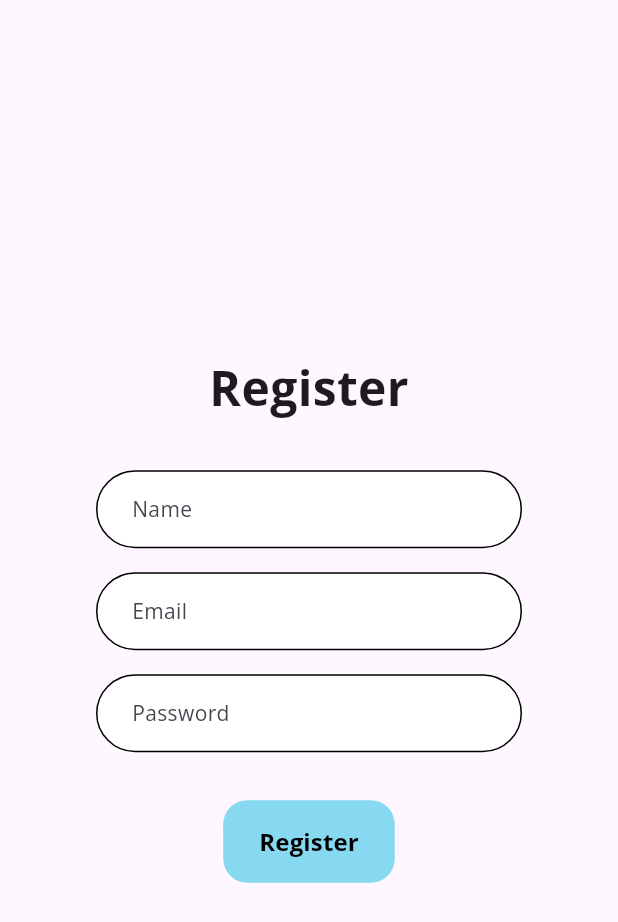
After one commit to ISIS3510-202520/Flutter, a Flutter app: the screen it shows after launch, after a tap on "Register", on a phone screen of 412 x 824 dp. The commit adds this screen. Shown: the top 922 px of the screen. Run offline on Flutter 3.47's test engine with Material 3 defaults, Android fonts, the phone set to English and light mode, and no system bars; our stand-ins replace cloud_firestore, firebase_auth, firebase_core, flutter_dotenv, google_fonts; accounts and stored records are empty; network calls fail.

Commit message:
Refactor authentication flow and UI components; implement user registration and login with email verification

```diff
--- a/lib/app.dart
+++ b/lib/app.dart
@@ -25,7 +25,6 @@ class App extends StatelessWidget {
         //
         // This works for code too, not just values: Most code changes can be
         // tested with just a hot reload.
-        colorScheme: ColorScheme.fromSeed(seedColor: Colors.deepPurple),
         textTheme: GoogleFonts.openSansTextTheme(), // Apply Google Fonts Sans-serif
       ),
       home: const AuthView(),
--- a/lib/models/user_entity.dart
+++ b/lib/models/user_entity.dart
@@ -2,13 +2,11 @@ class UserEntity {
   final String id;
   final String name;
   final String email;
-  final bool isActive;
 
   UserEntity({
     required this.id,
     required this.name,
     required this.email,
-    required this.isActive,
   });
 
   factory UserEntity.fromJson(Map<String, dynamic> json) {
@@ -16,7 +14,6 @@ class UserEntity {
       id: json['id'],
       name: json['name'],
       email: json['email'],
-      isActive: json['isActive'],
     );
   }
 
@@ -25,7 +22,6 @@ class UserEntity {
       'id': id,
       'name': name,
       'email': email,
-      'isActive': isActive,
     };
   }
 }
--- a/lib/mvvm/data/services/user_service.dart
+++ b/lib/mvvm/data/services/user_service.dart
@@ -1,13 +1,58 @@
+import 'package:firebase_auth/firebase_auth.dart';
+import 'package:cloud_firestore/cloud_firestore.dart';
+import '../../../models/user_entity.dart';
+class UserService {
+  final FirebaseAuth _auth = FirebaseAuth.instance;
 
-import 'package:here4u/models/user_entity.dart';
-import 'package:here4u/mvvm/data/repository/user_repository.dart';
+  Future<User?> signInWithEmail(String email, String password) async {
+    try {
+      UserCredential credential = await _auth.signInWithEmailAndPassword(
+        email: email,
+        password: password,
+      );
+      return credential.user;
+    } catch (e) {
+      print('Login error: $e');
+      return null;
+    }
+  }
 
-class UserService {
-  final UserRepository _repository = UserRepository();
+  Future<User?> registerWithEmail(String email, String password, String name) async {
+    try {
+      // Check if user already exists with this email in Firestore
+      final existing = await FirebaseFirestore.instance
+          .collection('users')
+          .where('email', isEqualTo: email)
+          .get();
+      if (existing.docs.isNotEmpty) {
+        print('User already exists with this email.');
+        return null;
+      }
 
-  Future<void> registerUser(UserEntity user) => _repository.createUser(user);
+      UserCredential credential = await _auth.createUserWithEmailAndPassword(
+        email: email,
+        password: password,
+      );
+      await credential.user?.updateDisplayName(name);
 
-  Future<UserEntity?> fetchUser(String id) => _repository.getUser(id);
+      // Create UserEntity and push to Firestore
+      final userEntity = UserEntity(
+        id: credential.user!.uid,
+        name: name,
+        email: email,
+      );
+      await FirebaseFirestore.instance
+          .collection('users')
+          .doc(credential.user!.uid)
+          .set(userEntity.toJson());
 
-  // Add more business logic as needed
+      // Send email verification
+      await credential.user?.sendEmailVerification();
+
+      return credential.user;
+    } catch (e) {
+      print('Register error: $e');
+      return null;
+    }
+  }
 }
--- a/lib/mvvm/ui/view/auth/auth_view.dart
+++ b/lib/mvvm/ui/view/auth/auth_view.dart
@@ -2,7 +2,6 @@ import 'package:flutter/material.dart';
 import 'package:firebase_auth/firebase_auth.dart';
 import 'package:here4u/home_page.dart';
 import 'package:here4u/mvvm/ui/view/auth/login_view.dart';
-
 class AuthView extends StatelessWidget {
   const AuthView({super.key});
 
@@ -15,10 +14,13 @@ class AuthView extends StatelessWidget {
           return const Center(child: CircularProgressIndicator());
         }
         if (snapshot.hasData) {
-          // Optionally check email verification
-          // if (!snapshot.data!.emailVerified) {
-          //   return const VerifyEmailPage();
-          // }
+          final user = snapshot.data!;
+          if (!user.emailVerified) {
+            // Logout and redirect
+            FirebaseAuth.instance.signOut();
+            return const LoginView();
+          }
+          // Show homepage if email is verified and user is logged in
           return const MyHomePage(title: 'Flutter Demo Home Page');
         }
         return const LoginView();
--- a/lib/mvvm/ui/view/auth/login_view.dart
+++ b/lib/mvvm/ui/view/auth/login_view.dart
@@ -1,6 +1,9 @@
 import 'package:flutter/material.dart';
-import '../../widgets/inputs/rounded_textbox.dart';
-import '../../widgets/buttons/rounded_button.dart';
+import 'package:here4u/mvvm/ui/view/auth/register_view.dart';
+import 'package:here4u/mvvm/ui/view_model/login_view_model.dart';
+import 'package:here4u/mvvm/ui/widgets/buttons/rounded_button.dart';
+import 'package:here4u/mvvm/ui/widgets/inputs/rounded_textbox.dart';
+import 'package:here4u/mvvm/ui/widgets/warnings/snack_warning.dart';
 
 class LoginView extends StatefulWidget {
 	const LoginView({super.key});
@@ -12,12 +15,15 @@ class LoginView extends StatefulWidget {
 class _LoginViewState extends State<LoginView> {
 	final TextEditingController _emailController = TextEditingController();
 	final TextEditingController _passwordController = TextEditingController();
+  final viewModel = LoginViewModel();
 
-	void _login() {
-		// TODO: Implement login logic using your controller
-		final email = _emailController.text;
-		final password = _passwordController.text;
-		// Call your controller's login method here
+  void _login() async {
+    final result = await viewModel.login(_emailController.text, _passwordController.text);
+    if (result != null && mounted) {
+      SnackWarning.show(context, result);
+      return; // Abort login
+    }
+    // Proceed to home
   }
 
 	@override
@@ -44,9 +50,25 @@ class _LoginViewState extends State<LoginView> {
 									obscureText: true,
 								),
 								const SizedBox(height: 32),
+
+                // Login Button
+								const SizedBox(height: 16),
 								RoundedButton(
 									text: 'Login',
 									onPressed: _login,
+								),
+
+                // Register Button
+                RoundedButton(
+									text: 'Register',
+									onPressed: () {
+										Navigator.push(
+											context,
+											MaterialPageRoute(builder: (context) => const RegisterView()),
+										);
+									},
+									color: Colors.grey[300]!,
+									textColor: Colors.black,
 								),
 							],
 						),
--- /dev/null
+++ b/lib/mvvm/ui/view/auth/register_view.dart
@@ -0,0 +1,68 @@
+import 'package:flutter/material.dart';
+import 'package:here4u/mvvm/data/services/user_service.dart';
+import 'package:here4u/mvvm/ui/widgets/buttons/rounded_button.dart';
+import 'package:here4u/mvvm/ui/widgets/inputs/rounded_textbox.dart';
+import 'package:here4u/mvvm/ui/widgets/warnings/snack_warning.dart';
+
+class RegisterView extends StatefulWidget {
+  const RegisterView({Key? key}) : super(key: key);
+
+  @override
+  State<RegisterView> createState() => _RegisterViewState();
+}
+
+class _RegisterViewState extends State<RegisterView> {
+  final TextEditingController _emailController = TextEditingController();
+  final TextEditingController _passwordController = TextEditingController();
+  final TextEditingController _nameController = TextEditingController();
+
+  void _register() async {
+    final email = _emailController.text;
+    final password = _passwordController.text;
+    final name = _nameController.text;
+    final userService = UserService();
+    await userService.registerWithEmail(email, password, name);
+    SnackWarning.show(context, 'Please check your email for verification.');
+    Navigator.pop(context); // Go back to login
+  }
+
+  @override
+  Widget build(BuildContext context) {
+    return Scaffold(
+      body: Center(
+        child: SingleChildScrollView(
+          child: Column(
+            mainAxisAlignment: MainAxisAlignment.center,
+            children: [
+              const Text(
+                'Register',
+                style: TextStyle(fontSize: 32, fontWeight: FontWeight.bold),
+              ),
+              const SizedBox(height: 32),
+              RoundedTextbox(
+                hintText: 'Name',
+                controller: _nameController,
+              ),
+              const SizedBox(height: 16),
+              RoundedTextbox(
+                hintText: 'Email',
+                controller: _emailController,
+              ),
+              const SizedBox(height: 16),
+              RoundedTextbox(
+                hintText: 'Password',
+                controller: _passwordController,
+                obscureText: true,
+              ),
+              const SizedBox(height: 32),
+              RoundedButton(
+                text: 'Register',
+                onPressed: _register,
+              ),
+            ],
+          ),
+        ),
+      ),
+    );
+  }
+}
--- /dev/null
+++ b/lib/mvvm/ui/view_model/login_view_model.dart
@@ -0,0 +1,16 @@
+import 'package:here4u/mvvm/data/services/user_service.dart';
+
+class LoginViewModel {
+  final UserService _userService = UserService();
+
+  Future<String?> login(String email, String password) async {
+    final user = await _userService.signInWithEmail(email, password);
+    if (user == null) return 'Login failed';
+    if (!user.emailVerified) {
+      await user.sendEmailVerification();
+      return 'Please verify your email. A new verification email has been sent.';
+    }
+    // Proceed with login (return null or success)
+    return null;
+  }
+}
```
Also changed, not shown: lib/home_page.dart (+2 -21 lines), lib/mvvm/ui/view_model/user_view_model.dart (deleted, +0 -16 lines), lib/mvvm/ui/widgets/warnings/snack_warning.dart (added, +16 -0 lines), lib/widgets/buttons/rounded_button.dart (deleted, +0 -64 lines), lib/widgets/rounded_textbox.dart (deleted, +0 -33 lines). Lines whose indentation alone changed are shown as unchanged.
